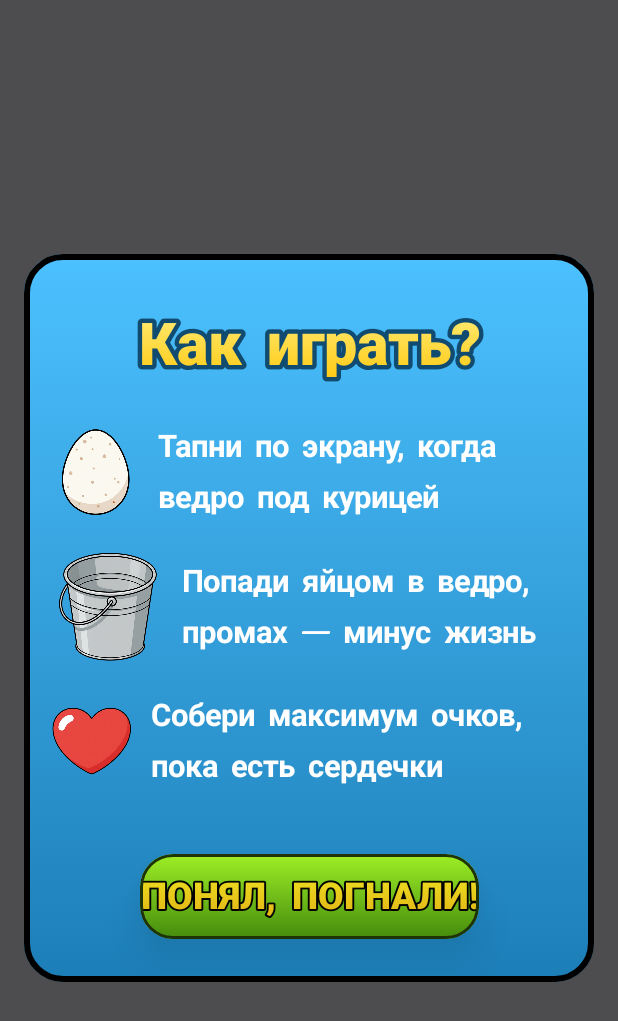
After one commit to Maksym-Latt/KV-Chicken-Dropper, an Android app built with Jetpack Compose: the composable IntroOverlay shown on its own in the app's theme, on a phone screen of 412 x 824 dp. The commit adds this screen. Shown: the top 1021 px of the screen. Run offline under Robolectric (Android 15) with nearby library versions, the phone set to English and light mode, and no system bars; our stand-ins replace Dagger/Hilt's generated code.

Commit message:
Add intro overlay before gameplay

```diff
--- a/app/src/main/java/com/chicken/dropper/ui/screens/GameScreen.kt
+++ b/app/src/main/java/com/chicken/dropper/ui/screens/GameScreen.kt
@@ -43,6 +43,7 @@ import com.chicken.dropper.ui.components.GradientOutlinedText
 import com.chicken.dropper.ui.components.SecondaryButton
 import com.chicken.dropper.ui.components.rememberVerticalUiScale
 import com.chicken.dropper.ui.components.scaled
+import com.chicken.dropper.ui.screens.Overlay.IntroOverlay
 import com.chicken.dropper.ui.screens.Overlay.PauseOverlay
 import com.chicken.dropper.ui.viewmodel.AudioSettingsViewModel
 import com.chicken.dropper.ui.viewmodel.GameViewModel
@@ -235,6 +236,12 @@ fun GameScreen(
                 onQuit = onQuit
             )
         }
+
+        if (state.showIntro) {
+            IntroOverlay(
+                onStart = viewModel::dismissIntro
+            )
+        }
     }
 }
 
--- /dev/null
+++ b/app/src/main/java/com/chicken/dropper/ui/screens/Overlay/IntroOverlay.kt
@@ -0,0 +1,139 @@
+package com.chicken.dropper.ui.screens.Overlay
+
+import androidx.compose.foundation.BorderStroke
+import androidx.compose.foundation.background
+import androidx.compose.foundation.layout.Arrangement
+import androidx.compose.foundation.layout.Box
+import androidx.compose.foundation.layout.Column
+import androidx.compose.foundation.layout.Row
+import androidx.compose.foundation.layout.Spacer
+import androidx.compose.foundation.layout.fillMaxSize
+import androidx.compose.foundation.layout.fillMaxWidth
+import androidx.compose.foundation.layout.padding
+import androidx.compose.foundation.layout.size
+import androidx.compose.foundation.shape.RoundedCornerShape
+import androidx.compose.material3.Surface
+import androidx.compose.material3.Text
+import androidx.compose.runtime.Composable
+import androidx.compose.ui.Alignment
+import androidx.compose.ui.Modifier
+import androidx.compose.ui.graphics.Brush
+import androidx.compose.ui.graphics.Color
+import androidx.compose.ui.res.painterResource
+import androidx.compose.ui.text.font.FontWeight
+import androidx.compose.ui.text.style.TextAlign
+import androidx.compose.ui.unit.dp
+import androidx.compose.ui.unit.sp
+import com.chicken.dropper.R
+import com.chicken.dropper.ui.components.GradientOutlinedText
+import com.chicken.dropper.ui.components.PrimaryButton
+import com.chicken.dropper.ui.components.rememberVerticalUiScale
+import com.chicken.dropper.ui.components.scaled
+
+@Composable
+fun IntroOverlay(
+    onStart: () -> Unit,
+) {
+    val scale = rememberVerticalUiScale()
+
+    Box(
+        modifier = Modifier
+            .fillMaxSize()
+            .background(Color(0xB0000000)),
+        contentAlignment = Alignment.Center
+    ) {
+        Surface(
+            shape = RoundedCornerShape(26.dp),
+            color = Color.Transparent,
+            modifier = Modifier.padding(16.dp),
+            border = BorderStroke(4.dp, Color.Black)
+        ) {
+            Box(
+                modifier = Modifier
+                    .background(
+                        Brush.verticalGradient(
+                            listOf(Color(0xFF4CC1FF), Color(0xFF1C7EB7))
+                        )
+                    )
+                    .padding(horizontal = 18.dp.scaled(scale), vertical = 28.dp.scaled(scale))
+            ) {
+                Column(
+                    horizontalAlignment = Alignment.CenterHorizontally,
+                    verticalArrangement = Arrangement.spacedBy(18.dp.scaled(scale))
+                ) {
+                    GradientOutlinedText(
+                        text = "Как играть?",
+                        fontSize = 38.sp.scaled(scale),
+                        outlineWidth = 9f,
+                        outlineColor = Color(0xFF114B70),
+                        fillWidth = false,
+                        textAlign = TextAlign.Center,
+                        gradient = Brush.verticalGradient(
+                            listOf(Color(0xFFFFF38A), Color(0xFFFFC300))
+                        )
+                    )
+
+                    Row(
+                        horizontalArrangement = Arrangement.spacedBy(12.dp.scaled(scale)),
+                        verticalAlignment = Alignment.CenterVertically
+                    ) {
+                        androidx.compose.foundation.Image(
+                            painter = painterResource(id = R.drawable.egg),
+                            contentDescription = null,
+                            modifier = Modifier.size(56.dp.scaled(scale))
+                        )
+                        Text(
+                            text = "Тапни по экрану, когда ведро под курицей",
+                            color = Color.White,
+                            fontSize = 20.sp.scaled(scale),
+                            fontWeight = FontWeight.Bold
+                        )
+                    }
+
+                    Row(
+                        horizontalArrangement = Arrangement.spacedBy(12.dp.scaled(scale)),
+                        verticalAlignment = Alignment.CenterVertically
+                    ) {
+                        androidx.compose.foundation.Image(
+                            painter = painterResource(id = R.drawable.bucket),
+                            contentDescription = null,
+                            modifier = Modifier.size(72.dp.scaled(scale))
+                        )
+                        Text(
+                            text = "Попади яйцом в ведро, промах — минус жизнь",
+                            color = Color.White,
+                            fontSize = 20.sp.scaled(scale),
+                            fontWeight = FontWeight.Bold
+                        )
+                    }
+
+                    Row(
+                        horizontalArrangement = Arrangement.spacedBy(12.dp.scaled(scale)),
+                        verticalAlignment = Alignment.CenterVertically
+                    ) {
+                        androidx.compose.foundation.Image(
+                            painter = painterResource(id = R.drawable.heart),
+                            contentDescription = null,
+                            modifier = Modifier.size(52.dp.scaled(scale))
+                        )
+                        Text(
+                            text = "Собери максимум очков, пока есть сердечки",
+                            color = Color.White,
+                            fontSize = 20.sp.scaled(scale),
+                            fontWeight = FontWeight.Bold
+                        )
+                    }
+
+                    Spacer(modifier = Modifier.size(4.dp.scaled(scale)))
+
+                    PrimaryButton(
+                        text = "Понял, погнали!",
+                        onClick = onStart,
+                        modifier = Modifier.fillMaxWidth(0.8f),
+                        fontSize = 24.sp.scaled(scale)
+                    )
+                }
+            }
+        }
+    }
+}
--- a/app/src/main/java/com/chicken/dropper/ui/viewmodel/GameViewModel.kt
+++ b/app/src/main/java/com/chicken/dropper/ui/viewmodel/GameViewModel.kt
@@ -36,13 +36,17 @@ class GameViewModel @Inject constructor(
 
     fun dropEgg() {
         val state = _uiState.value
-        if (state.isPaused || state.isGameOver || state.eggY != null) return
+        if (state.isPaused || state.isGameOver || state.eggY != null || state.showIntro) return
         _uiState.value = state.copy(
             brokenEggVisible = false,
             eggY = 0f,
             isDropping = true,
             chickenLookingDown = true
         )
+    }
+
+    fun dismissIntro() {
+        _uiState.value = _uiState.value.copy(showIntro = false)
     }
 
     fun togglePause() {
@@ -56,7 +60,13 @@ class GameViewModel @Inject constructor(
     fun restart() {
         direction = 1f
         hitsToSpeedUp = 5
-        _uiState.value = GameUiState(bucketSpeed = BASE_BUCKET_SPEED)
+        val currentState = _uiState.value
+        _uiState.value = GameUiState(
+            bucketSpeed = BASE_BUCKET_SPEED,
+            selectedSkin = currentState.selectedSkin,
+            eggs = currentState.eggs,
+            showIntro = false
+        )
     }
 
     private fun startLoop() {
@@ -146,7 +156,9 @@ class GameViewModel @Inject constructor(
             }
         }
     }
-}data class GameUiState(
+}
+
+data class GameUiState(
     val score: Int = 0,
     val lives: Int = 3,
     val bucketX: Float = 0.5f,
@@ -160,5 +172,6 @@ class GameViewModel @Inject constructor(
     val chickenX: Float = 0.5f,
     val selectedSkin: ChickenSkin? = null,
     val eggs: Int = 0,
-    val brokenEggVisible: Boolean = false
+    val brokenEggVisible: Boolean = false,
+    val showIntro: Boolean = true
 )
```
